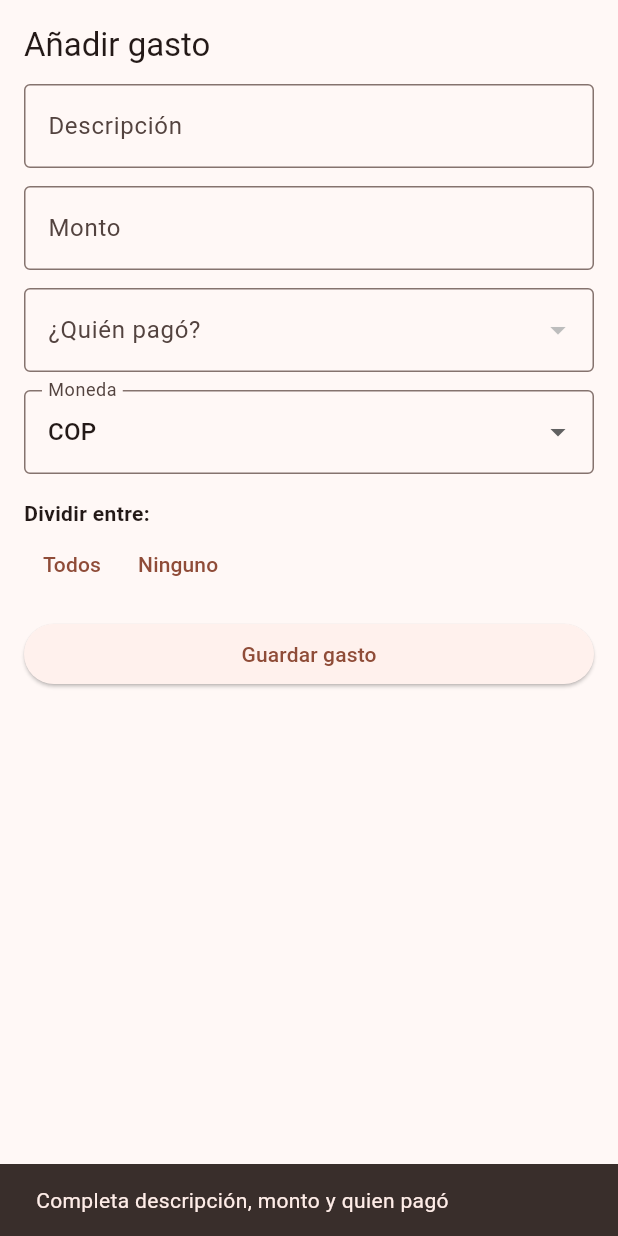
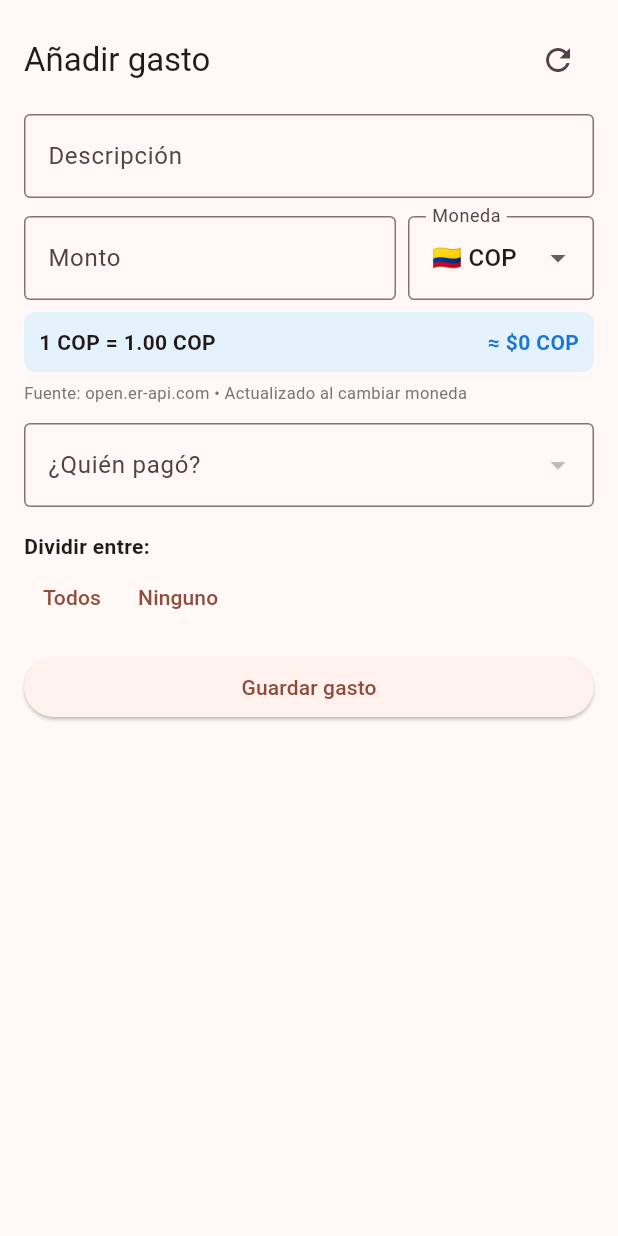
Before and after one commit to willdeviaje/parches, a Flutter app: the AddGastoSheet widget shown alone on an empty page, opened directly with empty values, after a tap on "Guardar gasto", on a phone screen of 412 x 824 dp. Run offline on Flutter 3.47's test engine with Material 3 defaults, Android fonts, the phone set to English and light mode, and no system bars; our stand-ins replace supabase_flutter; accounts and stored records are empty.

Commit message:
feat: monedas con tasa real open.er-api.com - COP/USD/THB/VND/EUR

```diff
--- /dev/null
+++ b/lib/core/services/currency_service.dart
@@ -0,0 +1,100 @@
+import 'dart:convert';
+import 'package:http/http.dart' as http;
+
+class CurrencyService {
+  // API gratuita, sin key y con CORS permitido para web
+  // https://www.exchangerate-api.com - 1500 req/mes gratis, endpoint open
+  // Backup: open.er-api.com
+
+  static const monedasSoportadas = [
+    {'code': 'COP', 'name': 'Peso Colombiano', 'symbol': '\$', 'flag': '🇨🇴'},
+    {'code': 'USD', 'name': 'Dólar', 'symbol': 'US\$', 'flag': '🇺🇸'},
+    {'code': 'THB', 'name': 'Baht Tailandés', 'symbol': '฿', 'flag': '🇹🇭'},
+    {'code': 'VND', 'name': 'Dong Vietnamita', 'symbol': '₫', 'flag': '🇻🇳'},
+    {'code': 'EUR', 'name': 'Euro', 'symbol': '€', 'flag': '🇪🇺'},
+  ];
+
+  // Cache para no pegar a la API
+  final Map<String, double> _cache = {};
+  DateTime? _lastFetch;
+  static const _cacheMinutes = 30;
+
+  // Fallback por si no hay internet
+  static const _fallbackRates = {
+    'USD': 4150.0,
+    'THB': 115.0,
+    'VND': 0.17,
+    'EUR': 4500.0,
+    'COP': 1.0,
+  };
+
+  bool get _isCacheValid {
+    if (_lastFetch == null) return false;
+    return DateTime.now().difference(_lastFetch!).inMinutes < _cacheMinutes;
+  }
+
+  Future<double> getRateToCop(String fromCurrency) async {
+    if (fromCurrency == 'COP') return 1.0;
+
+    // Usar cache si es válido
+    if (_isCacheValid && _cache.containsKey(fromCurrency)) {
+      print('💰 Tasa desde cache: $fromCurrency -> ${_cache[fromCurrency]} COP');
+      return _cache[fromCurrency]!;
+    }
+
+    // Intento 1: open.er-api.com (la más estable para web)
+    try {
+      print('🌐 Buscando tasa $fromCurrency -> COP en open.er-api.com');
+      final url = Uri.parse('https://open.er-api.com/v6/latest/$fromCurrency');
+      final res = await http.get(url);
+      if (res.statusCode == 200) {
+        final data = jsonDecode(res.body);
+        if (data['result'] == 'success' && data['rates'] != null && data['rates']['COP'] != null) {
+          final rate = (data['rates']['COP'] as num).toDouble();
+          _cache[fromCurrency] = rate;
+          _lastFetch = DateTime.now();
+          print('✅ Tasa encontrada: 1 $fromCurrency = $rate COP');
+          return rate;
+        }
+      }
+    } catch (e) {
+      print('❌ Error open.er-api: $e');
+    }
+
+    // Intento 2: exchangerate-api.com v4 (también con CORS)
+    try {
+      print('🌐 Intento 2: exchangerate-api.com');
+      final url2 = Uri.parse('https://api.exchangerate-api.com/v4/latest/$fromCurrency');
+      final res2 = await http.get(url2);
+      if (res2.statusCode == 200) {
+        final data2 = jsonDecode(res2.body);
+        if (data2['rates'] != null && data2['rates']['COP'] != null) {
+          final rate = (data2['rates']['COP'] as num).toDouble();
+          _cache[fromCurrency] = rate;
+          _lastFetch = DateTime.now();
+          print('✅ Tasa encontrada (intento2): 1 $fromCurrency = $rate COP');
+          return rate;
+        }
+      }
+    } catch (e) {
+      print('❌ Error intento 2: $e');
+    }
+
+    // Fallback
+    print('⚠️ Usando fallback para $fromCurrency');
+    final fallback = _fallbackRates[fromCurrency] ?? 1.0;
+    _cache[fromCurrency] = fallback;
+    return fallback;
+  }
+
+  // Fuerza refresh ignorando cache
+  Future<double> refreshRate(String fromCurrency) async {
+    _cache.remove(fromCurrency);
+    _lastFetch = null;
+    return getRateToCop(fromCurrency);
+  }
+
+  double convertirACop(double montoOriginal, double tasa) {
+    return montoOriginal * tasa;
+  }
+}
--- a/lib/features/parches/view/add_gasto_sheet.dart
+++ b/lib/features/parches/view/add_gasto_sheet.dart
@@ -1,6 +1,7 @@
 import 'package:flutter/material.dart';
 import 'package:supabase_flutter/supabase_flutter.dart';
 import '../data/parches_repository.dart';
+import '../../../core/services/currency_service.dart';
 
 class AddGastoSheet extends StatefulWidget {
   final String parcheId;
@@ -13,10 +14,13 @@ class AddGastoSheet extends StatefulWidget {
 
 class _AddGastoSheetState extends State<AddGastoSheet> {
   late final ParchesRepository _repo;
+  final _currencyService = CurrencyService();
   final _descCtrl = TextEditingController();
   final _montoCtrl = TextEditingController();
   String? _pagadoPorId;
   String _moneda = 'COP';
+  double? _tasaActual;
+  bool _cargandoTasa = false;
   Map<String, bool> _dividirEntre = {};
   bool _guardando = false;
 
@@ -30,21 +34,32 @@ class _AddGastoSheetState extends State<AddGastoSheet> {
     if (widget.miembros.isNotEmpty) {
       _pagadoPorId = widget.miembros.first['id'] as String;
     }
+    _cargarTasa();
+  }
+
+  Future<void> _cargarTasa({bool forzar = false}) async {
+    setState(() => _cargandoTasa = true);
+    try {
+      final tasa = forzar
+          ? await _currencyService.refreshRate(_moneda)
+          : await _currencyService.getRateToCop(_moneda);
+      if (mounted) setState(() { _tasaActual = tasa; });
+    } finally {
+      if (mounted) setState(() => _cargandoTasa = false);
+    }
+  }
+
+  double get _montoCopCalculado {
+    final monto = double.tryParse(_montoCtrl.text.replaceAll(',', '.')) ?? 0;
+    return monto * (_tasaActual ?? 1);
   }
 
   Future<void> _guardar() async {
-    if (_descCtrl.text.trim().isEmpty || _montoCtrl.text.isEmpty || _pagadoPorId == null) {
-      ScaffoldMessenger.of(context).showSnackBar(const SnackBar(content: Text('Completa descripción, monto y quien pagó')));
-      return;
-    }
+    if (_descCtrl.text.trim().isEmpty || _montoCtrl.text.isEmpty || _pagadoPorId == null) return;
     final monto = double.tryParse(_montoCtrl.text.replaceAll(',', '.'));
     if (monto == null || monto <= 0) return;
-
     final participantesIds = _dividirEntre.entries.where((e) => e.value).map((e) => e.key).toList();
-    if (participantesIds.isEmpty) {
-      ScaffoldMessenger.of(context).showSnackBar(const SnackBar(content: Text('Selecciona al menos 1 persona')));
-      return;
-    }
+    if (participantesIds.isEmpty) return;
 
     setState(() => _guardando = true);
     try {
@@ -55,6 +70,7 @@ class _AddGastoSheetState extends State<AddGastoSheet> {
         moneda: _moneda,
         pagadoPorId: _pagadoPorId!,
         participantesIds: participantesIds,
+        tasaCambio: _tasaActual ?? 1,
       );
       if (mounted) Navigator.pop(context, true);
     } catch (e) {
@@ -73,24 +89,54 @@ class _AddGastoSheetState extends State<AddGastoSheet> {
           crossAxisAlignment: CrossAxisAlignment.stretch,
           mainAxisSize: MainAxisSize.min,
           children: [
-            Text('Añadir gasto', style: Theme.of(context).textTheme.titleLarge),
+            Row(mainAxisAlignment: MainAxisAlignment.spaceBetween, children: [
+              Text('Añadir gasto', style: Theme.of(context).textTheme.titleLarge),
+              IconButton(onPressed: () => _cargarTasa(forzar: true), icon: const Icon(Icons.refresh), tooltip: 'Actualizar tasa'),
+            ]),
             const SizedBox(height: 12),
             TextField(controller: _descCtrl, decoration: const InputDecoration(labelText: 'Descripción', border: OutlineInputBorder())),
             const SizedBox(height: 12),
-            TextField(controller: _montoCtrl, decoration: const InputDecoration(labelText: 'Monto', border: OutlineInputBorder()), keyboardType: TextInputType.number),
+            Row(
+              children: [
+                Expanded(flex: 2, child: TextField(controller: _montoCtrl, decoration: const InputDecoration(labelText: 'Monto', border: OutlineInputBorder()), keyboardType: TextInputType.number, onChanged: (_) => setState(() {}))),
+                const SizedBox(width: 8),
+                Expanded(
+                  child: DropdownButtonFormField<String>(
+                    value: _moneda,
+                    decoration: const InputDecoration(labelText: 'Moneda', border: OutlineInputBorder()),
+                    items: CurrencyService.monedasSoportadas.map((m) => DropdownMenuItem<String>(value: m['code'] as String, child: Text("${m['flag']} ${m['code']}"))).toList(),
+                    onChanged: (v) async {
+                      if (v != null) {
+                        setState(() => _moneda = v);
+                        await _cargarTasa(forzar: true);
+                      }
+                    },
+                  ),
+                ),
+              ],
+            ),
+            const SizedBox(height: 8),
+            Container(
+              padding: const EdgeInsets.all(10),
+              decoration: BoxDecoration(color: Colors.blue.shade50, borderRadius: BorderRadius.circular(8)),
+              child: _cargandoTasa
+                  ? const Row(children: [SizedBox(width: 16, height: 16, child: CircularProgressIndicator(strokeWidth: 2)), SizedBox(width: 8), Text('Buscando tasa en vivo...')])
+                  : Row(
+                      mainAxisAlignment: MainAxisAlignment.spaceBetween,
+                      children: [
+                        Expanded(child: Text('1 $_moneda = ${_tasaActual?.toStringAsFixed(2)} COP', style: const TextStyle(fontWeight: FontWeight.bold))),
+                        Text('≈ \$${_montoCopCalculado.toStringAsFixed(0)} COP', style: TextStyle(color: Colors.blue.shade700, fontWeight: FontWeight.bold)),
+                      ],
+                    ),
+            ),
+            const SizedBox(height: 6),
+            Text('Fuente: open.er-api.com • Actualizado al cambiar moneda', style: TextStyle(fontSize: 11, color: Colors.grey.shade600)),
             const SizedBox(height: 12),
             DropdownButtonFormField<String>(
               value: _pagadoPorId,
               decoration: const InputDecoration(labelText: '¿Quién pagó?', border: OutlineInputBorder()),
               items: widget.miembros.map((m) => DropdownMenuItem<String>(value: m['id'] as String, child: Text(m['nombre']))).toList(),
               onChanged: (v) => setState(() => _pagadoPorId = v),
-            ),
-            const SizedBox(height: 12),
-            DropdownButtonFormField<String>(
-              value: _moneda,
-              decoration: const InputDecoration(labelText: 'Moneda', border: OutlineInputBorder()),
-              items: const [DropdownMenuItem(value: 'COP', child: Text('COP')), DropdownMenuItem(value: 'USD', child: Text('USD')), DropdownMenuItem(value: 'THB', child: Text('THB')), DropdownMenuItem(value: 'VND', child: Text('VND'))],
-              onChanged: (v) => setState(() => _moneda = v ?? 'COP'),
             ),
             const SizedBox(height: 16),
             const Text('Dividir entre:', style: TextStyle(fontWeight: FontWeight.bold)),
--- a/pubspec.yaml
+++ b/pubspec.yaml
@@ -13,6 +13,7 @@ dependencies:
   flutter_bloc: ^8.1.6
   equatable: ^2.0.5
   cupertino_icons: ^1.0.2
+  http: ^1.6.0
 
 dev_dependencies:
   flutter_test:
```
Also changed, not shown: lib/features/parches/data/parches_repository.dart (+19 -45 lines), 2 other files.
